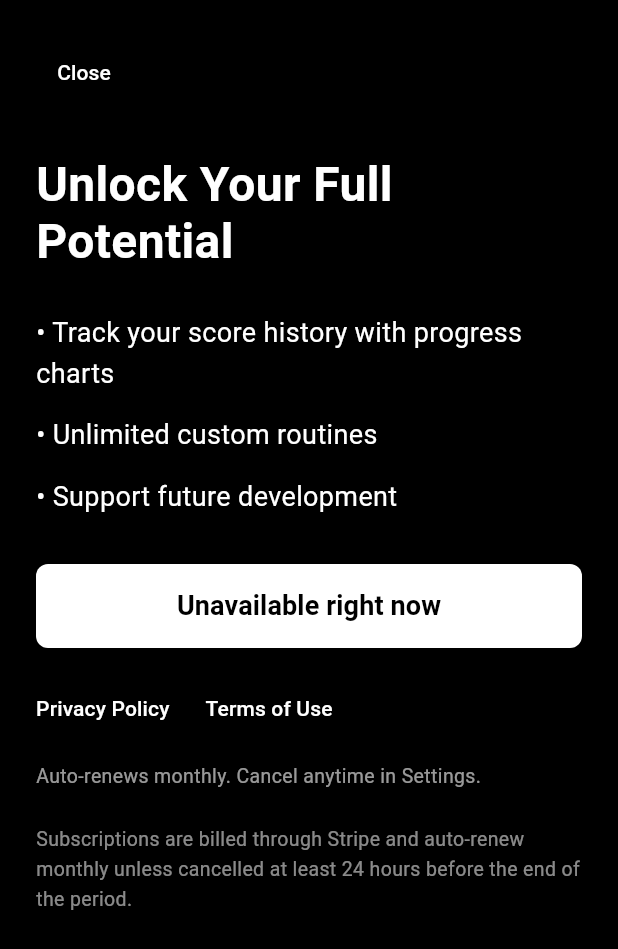
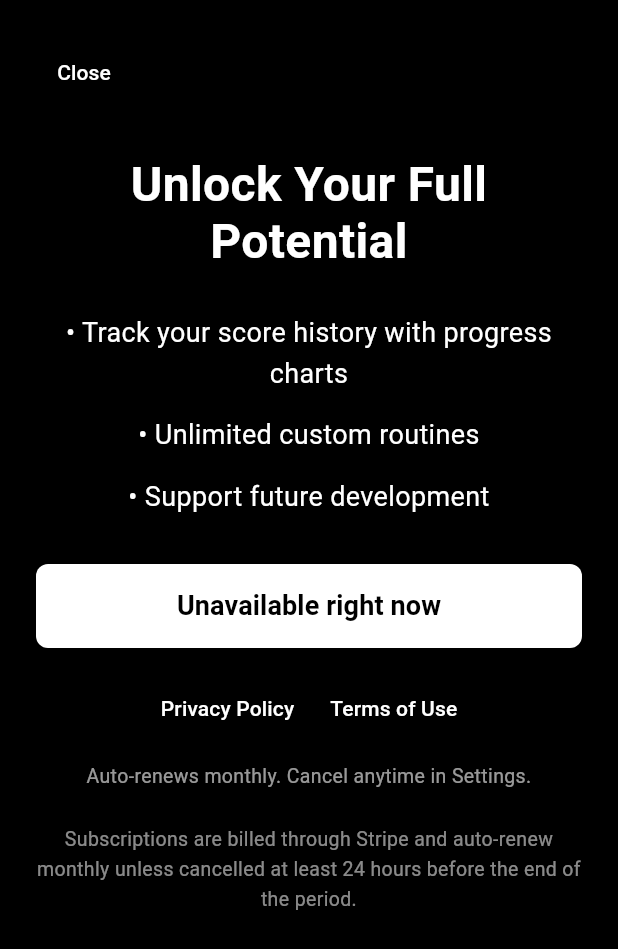
Before and after one commit to RepDuel/RepDuel, a Flutter app: the SubscriptionScreen screen opened directly, on a phone screen of 412 x 824 dp. Shown: the top 949 px of the screen. Run offline on Flutter 3.47's test engine with Material 3 defaults, Android fonts, the phone set to English and light mode, and no system bars; our stand-ins replace cookie_jar, dio, dio_cookie_manager, fl_chart, flutter_dotenv, flutter_riverpod and 7 more; missing offline and left inert: dio_web_adapter, flutter_stripe, purchases_flutter; accounts and stored records are empty; network calls fail; project files that could hold a hidden picture were left out.

Commit message:
Centered the subscription content column so that all elements except the close button align horizontally, including buttons, links, and supporting text. Updated the bullet helper to center its text, matching the new layout alignment.

```diff
--- a/frontend/lib/features/premium/screens/subscription_screen.dart
+++ b/frontend/lib/features/premium/screens/subscription_screen.dart
@@ -220,6 +220,7 @@ class _SubscriptionScreenState extends ConsumerState<SubscriptionScreen> {
         fontSize: 18,
         height: 1.5,
       ),
+      textAlign: TextAlign.center,
     );
   }
 
@@ -282,10 +283,12 @@ class _SubscriptionScreenState extends ConsumerState<SubscriptionScreen> {
                       ),
                     ),
                     const SizedBox(height: 32),
-                    FocusTraversalGroup(
+                    Align(
+                      alignment: Alignment.center,
+                      child: FocusTraversalGroup(
                         policy: OrderedTraversalPolicy(),
                         child: Column(
-                        crossAxisAlignment: CrossAxisAlignment.start,
+                          crossAxisAlignment: CrossAxisAlignment.center,
                           children: [
                             const Text(
                               'Unlock Your Full Potential',
@@ -294,6 +297,7 @@ class _SubscriptionScreenState extends ConsumerState<SubscriptionScreen> {
                                 fontWeight: FontWeight.w700,
                                 height: 1.2,
                               ),
+                              textAlign: TextAlign.center,
                             ),
                             const SizedBox(height: 28),
                             _buildBullet(
@@ -333,6 +337,8 @@ class _SubscriptionScreenState extends ConsumerState<SubscriptionScreen> {
                             Wrap(
                               spacing: 24,
                               runSpacing: 12,
+                              alignment: WrapAlignment.center,
+                              runAlignment: WrapAlignment.center,
                               children: [
                                 FocusTraversalOrder(
                                   order: const NumericFocusOrder(3),
@@ -368,6 +374,7 @@ class _SubscriptionScreenState extends ConsumerState<SubscriptionScreen> {
                                 fontSize: 13,
                                 height: 1.4,
                               ),
+                              textAlign: TextAlign.center,
                             ),
                             if (_isIOS) ...[
                               const SizedBox(height: 24),
@@ -396,8 +403,10 @@ class _SubscriptionScreenState extends ConsumerState<SubscriptionScreen> {
                                 fontSize: 13,
                                 height: 1.5,
                               ),
+                              textAlign: TextAlign.center,
                             ),
                           ],
+                        ),
                       ),
                     ),
                   ],
```
Lines whose indentation alone changed are shown as unchanged.
